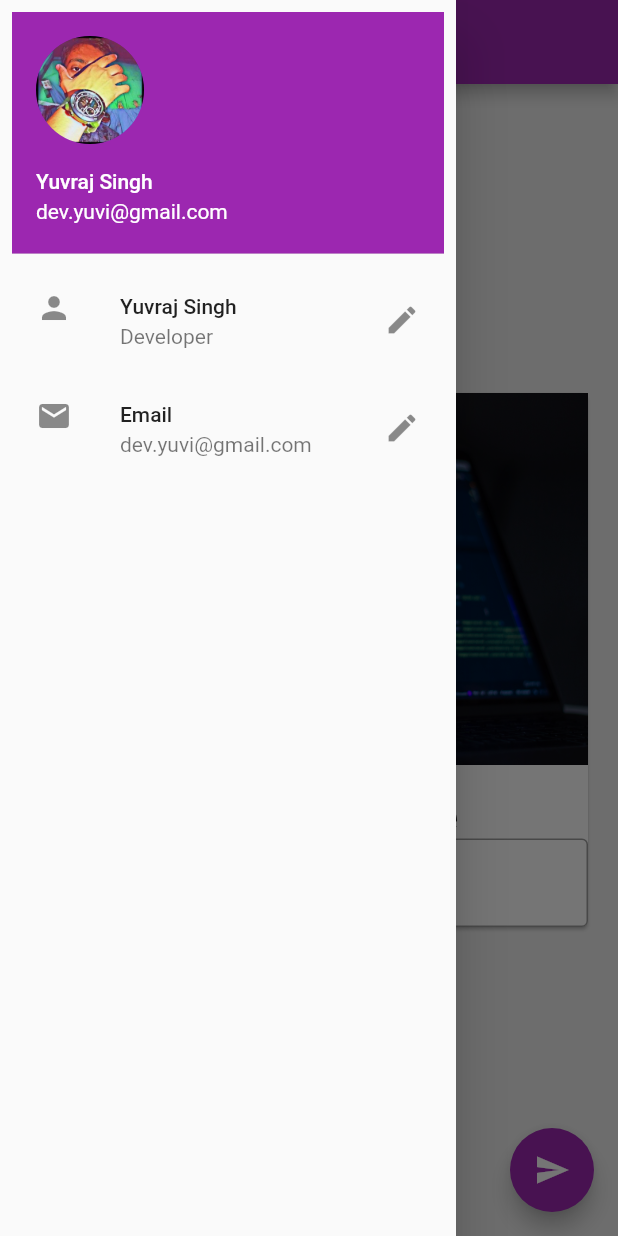
After one commit to yuvisingh01/flutter-essentials, a Flutter app: the screen it shows after launch, with the side drawer open, on a phone screen of 412 x 824 dp. The commit adds this screen. Run offline on Flutter 3.47's test engine with Material 2 defaults, Android fonts, the phone set to English and light mode, and no system bars.

Commit message:
chapter 5 completed

```diff
--- /dev/null
+++ b/lib/drawer.dart
@@ -0,0 +1,41 @@
+import 'package:flutter/material.dart';
+
+
+class MyDrawer extends StatelessWidget {
+  const MyDrawer({Key? key, required ListView child}) : super(key: key);
+
+  @override
+  Widget build(BuildContext context) {
+    return Drawer(
+        child: ListView(
+          padding: const EdgeInsets.all(8),
+          children: <Widget>[
+// DrawerHeader(
+//   child: Text('Hi I am a drawer.'),
+//   decoration: BoxDecoration(color: Colors.purple),
+// ),
+            UserAccountsDrawerHeader(
+              accountName: Text("Yuvraj Singh"),
+              accountEmail: Text('dev.yuvi@gmail.com'),
+              currentAccountPicture: CircleAvatar(
+                backgroundImage: AssetImage('assets/images/coolme.jpg'),
+                ),
+            ),
+            ListTile(
+                leading: Icon(Icons.person),
+                title: Text("Yuvraj Singh"),
+                subtitle: Text('Developer'),
+                trailing: Icon(Icons.edit),
+                onTap: (){},
+            ),
+            ListTile(
+                leading: Icon(Icons.email),
+                title: Text("Email"),
+                subtitle: Text('dev.yuvi@gmail.com'),
+                trailing: Icon(Icons.edit),
+            ),
+        ],
+      ),
+    );
+  }
+}
--- /dev/null
+++ b/lib/nameCard.dart
@@ -0,0 +1,47 @@
+import 'package:flutter/material.dart';
+
+
+
+class nameCard extends StatelessWidget {
+  const nameCard({
+    super.key,
+    required this.myText,
+    required TextEditingController nameController,
+  }) : _nameController = nameController;
+
+  final String myText;
+  final TextEditingController _nameController;
+
+  @override
+  Widget build(BuildContext context) {
+    return Card(
+      child: Column(
+        children: <Widget>[
+          Image.asset(
+            'assets/images/coding.jpg',
+          ),
+          SizedBox(
+              height: 20
+          ),
+          Text(
+            myText,
+            style: TextStyle(
+              fontSize: 25,
+              fontWeight: FontWeight.bold,
+            ),
+          ),
+          TextField(
+            controller: _nameController,
+            decoration: InputDecoration(
+              border: OutlineInputBorder(
+
+              ),
+              hintText: "Enter your text",
+              labelText: "Name",
+            ),
+          ),
+        ],
+      ),
+    );
+  }
+}
--- /dev/null
+++ b/lib/pages/homePage.dart
@@ -0,0 +1,121 @@
+import 'package:flutter/material.dart';
+import 'package:flutter_essentials/drawer.dart';
+
+
+class HomePage extends StatefulWidget {
+  const HomePage({Key? key}) : super(key: key);
+
+  @override
+  State<HomePage> createState() => _HomePageState();
+}
+
+class _HomePageState extends State<HomePage> {
+
+  var myText="Change My Name";
+  TextEditingController _nameController=TextEditingController();
+
+  @override
+  Widget build(BuildContext context) {
+    return Scaffold(
+      backgroundColor: Colors.grey[200],
+      appBar: AppBar(
+        title: Text("Awesome App"),
+      ),
+      body: Center(
+        child: Padding(
+          padding: const EdgeInsets.all(16.0),
+          child: SingleChildScrollView(
+            child: nameCard(myText: myText, nameController: _nameController),
+          ),
+        ),
+      ),
+      // body: Center(
+      //   child: Container(
+      //     padding: const EdgeInsets.all(8),
+      //     width: 100,
+      //     height: 100,
+      //     alignment: Alignment.center,
+      //     // clipBehavior: Clip.antiAlias,
+      //     decoration: BoxDecoration(
+      //       color: Colors.red,
+      //       shape: BoxShape.rectangle,
+      //       borderRadius: BorderRadius.circular(10),
+      //       gradient: LinearGradient(colors: [
+      //             Colors.pink,
+      //             Colors.yellow,
+      //           ]),
+      //       boxShadow:[
+      //         BoxShadow(
+      //           color: Colors.grey,
+      //           // blurRadius: 10,
+      //         ),
+      //       ]),
+      //     child: Text(
+      //       'I am a box',
+      //       textAlign: TextAlign.center,
+      //       style: TextStyle(
+      //           fontSize: 20,
+      //           color: Colors.white,
+      //           fontWeight: FontWeight.bold,
+      //       ),
+      //     ),
+      //   ),
+      // ),
+      drawer: MyDrawer(child: ListView()),
+      floatingActionButton: FloatingActionButton(
+        onPressed: (){
+          myText=_nameController.text;
+          setState(() {
+
+          });
+        },
+        child: Icon(Icons.send),
+      ),
+      floatingActionButtonLocation: FloatingActionButtonLocation.endFloat,
+    );
+  }
+}
+
+class nameCard extends StatelessWidget {
+  const nameCard({
+    super.key,
+    required this.myText,
+    required TextEditingController nameController,
+  }) : _nameController = nameController;
+
+  final String myText;
+  final TextEditingController _nameController;
+
+  @override
+  Widget build(BuildContext context) {
+    return Card(
+      child: Column(
+        children: <Widget>[
+          Image.asset(
+            'assets/images/coding.jpg',
+          ),
+          SizedBox(
+              height: 20
+          ),
+          Text(
+            myText,
+            style: TextStyle(
+              fontSize: 25,
+              fontWeight: FontWeight.bold,
+            ),
+          ),
+          TextField(
+            controller: _nameController,
+            decoration: InputDecoration(
+              border: OutlineInputBorder(
+
+              ),
+              hintText: "Enter your text",
+              labelText: "Name",
+            ),
+          ),
+        ],
+      ),
+    );
+  }
+}
```
Also changed, not shown: lib/main.dart (+12 -134 lines).
